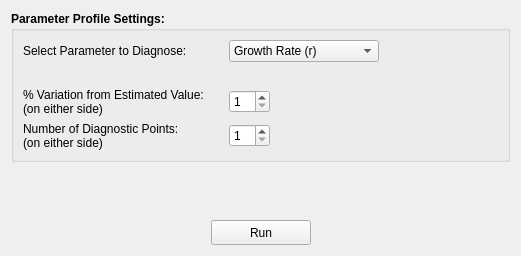
Above: MSSPM_Main/forms/Diagnostic/Diagnostic_Tab01.ui from nmfs-fish-tools/MSSPM before the change. Below: the same form after it.
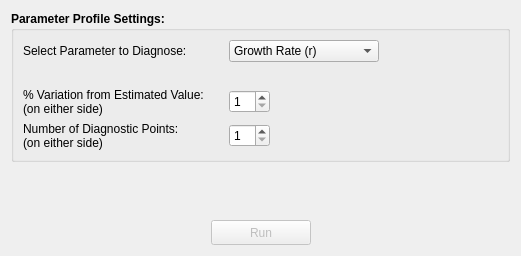
That is the form after the change.

Diff of the .ui file:
```diff
--- a/MSSPM_Main/forms/Diagnostic/Diagnostic_Tab01.ui
+++ b/MSSPM_Main/forms/Diagnostic/Diagnostic_Tab01.ui
@@ -279,6 +279,9 @@
      </item>
      <item>
       <widget class="QPushButton" name="Diagnostic_Tab1_RunPB">
+       <property name="enabled">
+        <bool>false</bool>
+       </property>
        <property name="sizePolicy">
         <sizepolicy hsizetype="Fixed" vsizetype="Fixed">
          <horstretch>0</horstretch>
```
